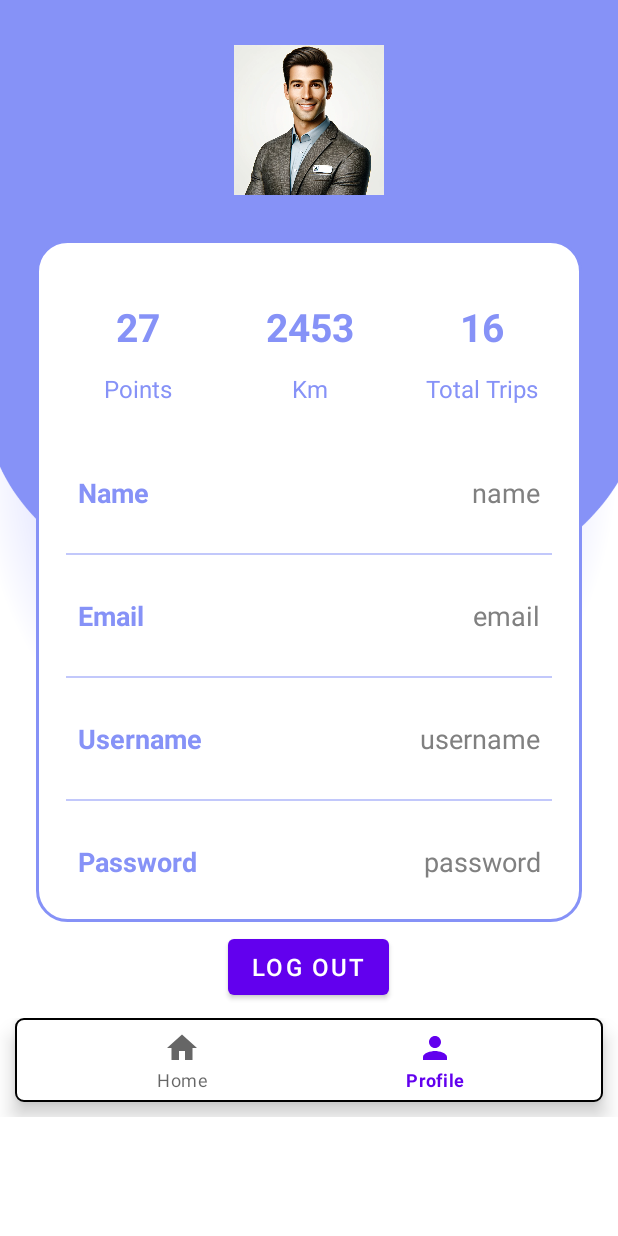
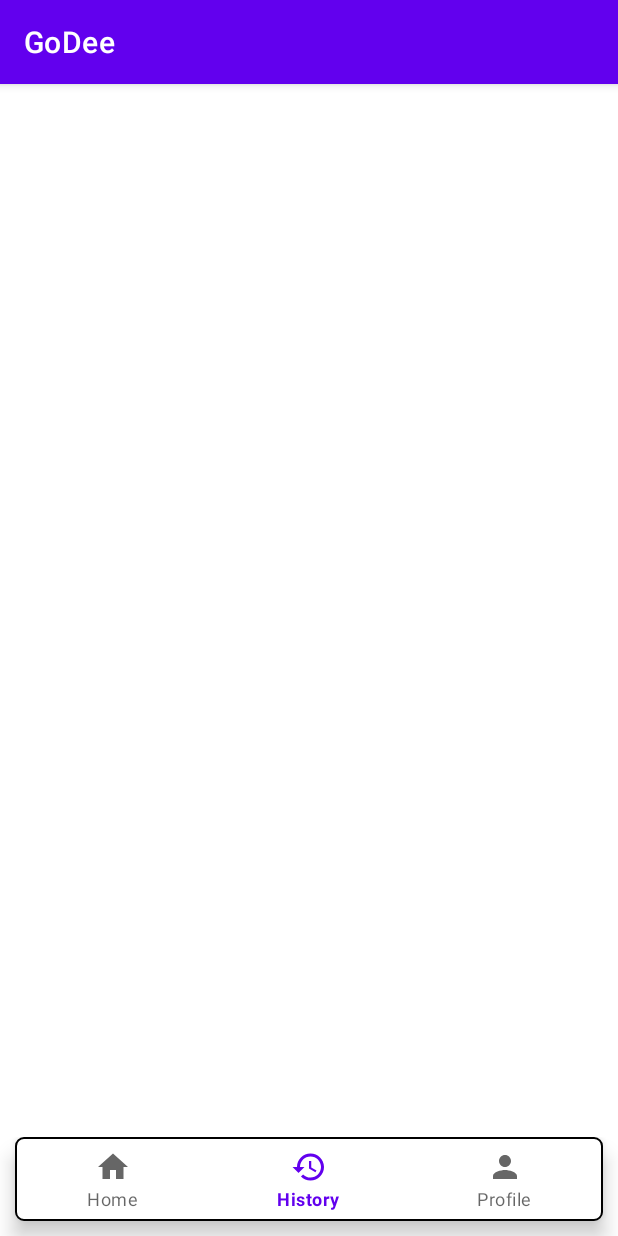
Before and after one commit to polarbear0701/GoDeeTaxiAndRide, an Android app: the screen it shows after launch once a user with an empty profile is signed in (ProfileActivity before the commit, HistoryPageActivity after it), item 2 of the bottom bar chosen, on a phone screen of 412 x 824 dp. Run offline under Robolectric (Android 15) with nearby library versions, the phone set to English and light mode, and no system bars; our stand-ins replace Firebase (no records; nobody signed in at launch, a user with empty details on screens opened directly); 1 statement that could not run was skipped.

Commit message:
Fixing Profile UI for better fit with various model Add User HistoryPageActivity Add horizontal margin to Register and Login Activity for driver and user

```diff
--- a/app/src/main/AndroidManifest.xml
+++ b/app/src/main/AndroidManifest.xml
@@ -21,6 +21,9 @@
         android:supportsRtl="true"
         android:theme="@style/Theme.GoDee"
         tools:targetApi="31">
+        <activity
+            android:name=".HistoryPageActivity"
+            android:exported="false" />
         <activity
             android:name=".DriverRegisterActivity"
             android:exported="false" />
--- /dev/null
+++ b/app/src/main/java/com/example/godee/HistoryPageActivity.java
@@ -0,0 +1,48 @@
+package com.example.godee;
+
+import android.content.Intent;
+import android.os.Bundle;
+
+import androidx.appcompat.app.AppCompatActivity;
+
+import com.google.android.material.bottomnavigation.BottomNavigationView;
+
+public class HistoryPageActivity extends AppCompatActivity {
+
+    @Override
+    protected void onCreate(Bundle savedInstanceState) {
+        super.onCreate(savedInstanceState);
+        setContentView(R.layout.activity_history_page);
+
+        BottomNavigationView pageMenu = findViewById(R.id.page_navigation);
+        pageMenu.setSelectedItemId(R.id.actiivty_history);
+        pageNavigation(pageMenu);
+    }
+
+    public void pageNavigation(BottomNavigationView pageMenu) {
+        pageMenu.setOnItemSelectedListener(item ->
+        {   int itemId = item.getItemId();
+            if (itemId == R.id.activity_home){
+                Intent intent = new Intent(getApplicationContext(), MapsActivity.class);
+                startActivity(intent);
+                finish();
+            }
+            if (itemId == R.id.actiivty_history){
+                return true;
+            }
+            if (itemId == R.id.activity_profile){
+                Intent intent = new Intent(getApplicationContext(), ProfileActivity.class);
+                startActivity(intent);
+                finish();
+            }
+            // This part is expandable base on the number of tab need for the application
+            /* Structure
+               if (itemId == R.id.[name of the item]){
+               Intent intent = new Intent(getApplicationContext(), [insert the activity associated with the icon].class);
+               startActivity(intent);
+               finish();}
+             */
+            return true;
+        });
+    }
+}
--- a/app/src/main/java/com/example/godee/MapsActivity.java
+++ b/app/src/main/java/com/example/godee/MapsActivity.java
@@ -150,6 +150,11 @@ public class MapsActivity extends FragmentActivity implements OnMapReadyCallback
                 startActivity(intent);
                 finish();
             }
+            if (itemId == R.id.actiivty_history){
+                Intent intent = new Intent(getApplicationContext(),HistoryPageActivity.class);
+                startActivity(intent);
+                finish();
+            }
             // This part is expandable base on the number of tab need for the application
             /* Structure
                if (itemId == R.id.[name of the item]){
--- a/app/src/main/java/com/example/godee/ProfileActivity.java
+++ b/app/src/main/java/com/example/godee/ProfileActivity.java
@@ -73,6 +73,11 @@ public class ProfileActivity extends AppCompatActivity {
             if (itemId == R.id.activity_profile){
                 return true;
             }
+            if (itemId == R.id.actiivty_history){
+                Intent intent = new Intent(getApplicationContext(), HistoryPageActivity.class);
+                startActivity(intent);
+                finish();
+            }
             // This part is expandable base on the number of tab need for the application
             /* Structure
                if (itemId == R.id.[name of the item]){
--- /dev/null
+++ b/app/src/main/res/drawable/page_navigation_history.xml
@@ -0,0 +1,5 @@
+<vector android:height="24dp" android:tint="#000000"
+    android:viewportHeight="24" android:viewportWidth="24"
+    android:width="24dp" xmlns:android="http://schemas.android.com/apk/res/android">
+    <path android:fillColor="@android:color/white" android:pathData="M13,3c-4.97,0 -9,4.03 -9,9L1,12l3.89,3.89 0.07,0.14L9,12L6,12c0,-3.87 3.13,-7 7,-7s7,3.13 7,7 -3.13,7 -7,7c-1.93,0 -3.68,-0.79 -4.94,-2.06l-1.42,1.42C8.27,19.99 10.51,21 13,21c4.97,0 9,-4.03 9,-9s-4.03,-9 -9,-9zM12,8v5l4.28,2.54 0.72,-1.21 -3.5,-2.08L13.5,8L12,8z"/>
+</vector>
--- /dev/null
+++ b/app/src/main/res/layout/activity_history_page.xml
@@ -0,0 +1,29 @@
+<?xml version="1.0" encoding="utf-8"?>
+<RelativeLayout
+    xmlns:android="http://schemas.android.com/apk/res/android"
+    xmlns:app="http://schemas.android.com/apk/res-auto"
+    xmlns:tools="http://schemas.android.com/tools"
+    android:layout_width="match_parent"
+    android:layout_height="match_parent"
+    tools:context=".HistoryPageActivity"
+    android:orientation="vertical">
+
+    <LinearLayout
+        android:id="@+id/profile_navigation_bar"
+        android:layout_width="match_parent"
+        android:layout_height="wrap_content"
+        android:orientation="vertical"
+        android:layout_alignParentBottom="true">
+
+        <com.google.android.material.bottomnavigation.BottomNavigationView
+            android:layout_width="match_parent"
+            android:layout_height="wrap_content"
+            android:id="@+id/page_navigation"
+            app:menu="@menu/navigation_menu"
+            android:layout_marginHorizontal="10dp"
+            android:layout_marginBottom="10dp"
+            android:background="@drawable/page_navigation_outline" />
+
+    </LinearLayout>
+
+</RelativeLayout>
--- a/app/src/main/res/layout/activity_profile.xml
+++ b/app/src/main/res/layout/activity_profile.xml
@@ -1,5 +1,5 @@
 <?xml version="1.0" encoding="utf-8"?>
-<ScrollView
+<RelativeLayout
     xmlns:android="http://schemas.android.com/apk/res/android"
     xmlns:app="http://schemas.android.com/apk/res-auto"
     xmlns:tools="http://schemas.android.com/tools"
@@ -9,7 +9,7 @@
     tools:context=".ProfileActivity">
     <LinearLayout
         android:layout_width="match_parent"
-        android:layout_height="match_parent"
+        android:layout_height="wrap_content"
         android:orientation="vertical">
     <ImageView
         android:layout_width="100dp"
@@ -242,7 +242,7 @@
     <LinearLayout
         android:id="@+id/profile_button_layout"
         android:layout_width="match_parent"
-        android:layout_height="60dp"
+        android:layout_height="wrap_content"
         android:layout_marginBottom="4dp"
         android:gravity="center"
         android:orientation="horizontal">
@@ -264,7 +264,7 @@
         <Button
             android:id="@+id/logoutButton"
             android:layout_width="wrap_content"
-            android:layout_height="match_parent"
+            android:layout_height="wrap_content"
             android:layout_margin="5dp"
             android:gravity="center"
             android:text="Log Out"
@@ -284,24 +284,14 @@
 <!--            app:layout_constraintStart_toStartOf="@id/linearLayout"-->
 <!--            app:layout_constraintTop_toBottomOf="@id/linearLayout" />-->
     </LinearLayout>
-    <LinearLayout
-        android:id="@+id/profile_navigation_bar"
+    </LinearLayout>
+    <com.google.android.material.bottomnavigation.BottomNavigationView
         android:layout_width="match_parent"
         android:layout_height="wrap_content"
-        android:orientation="vertical"
-        app:layout_constraintBottom_toBottomOf="parent">
-
-        <com.google.android.material.bottomnavigation.BottomNavigationView
-            android:layout_width="match_parent"
-            android:layout_height="wrap_content"
-            android:id="@+id/page_navigation"
-            app:menu="@menu/navigation_menu"
-            android:layout_marginHorizontal="10dp"
-            android:layout_marginBottom="10dp"
-            android:background="@drawable/page_navigation_outline" />
-
-    </LinearLayout>
-    </LinearLayout>
-
-
-</ScrollView>
+        android:id="@+id/page_navigation"
+        app:menu="@menu/navigation_menu"
+        android:layout_marginHorizontal="10dp"
+        android:background="@drawable/page_navigation_outline"
+        android:layout_alignParentBottom="true"
+        android:layout_marginBottom="10dp"/>
+</RelativeLayout>
--- a/app/src/main/res/menu/navigation_menu.xml
+++ b/app/src/main/res/menu/navigation_menu.xml
@@ -6,8 +6,13 @@
         android:icon="@drawable/page_navigation_home"
         android:title="Home"/>
     <item
+        android:id="@+id/actiivty_history"
+        android:icon="@drawable/page_navigation_history"
+        android:title="History"/>
+    <item
         android:id="@+id/activity_profile"
         android:icon="@drawable/page_navigation_profile"
         android:title="Profile"/>
 
+
 </menu>
--- a/app/src/main/res/values/colors.xml
+++ b/app/src/main/res/values/colors.xml
@@ -10,4 +10,8 @@
     <color name="lavender">#8692f7</color>
     <color name="purple">#8692f7</color>
     <color name="grey">#808080</color>
+    <color name="light_teal">#81CAD6</color>
+    <color name="vermillion">#EDCD44</color>
+    <color name="orange">#DC3E26</color>
+
 </resources>
```
Also changed, not shown: app/src/main/res/layout/activity_driver_register.xml (+27 -13 lines), app/src/main/res/layout/activity_register.xml (+52 -26 lines).
